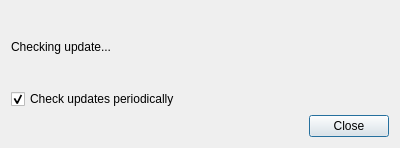
First picture: the form in src/updatecheckdialog.ui, repository jjundot/serialplot, before the edit.
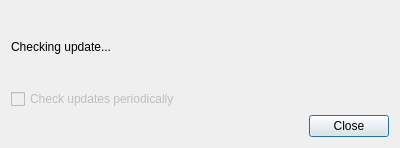
Second picture: the form after the edit.

The edit to the form file:
```diff
--- a/src/updatecheckdialog.ui
+++ b/src/updatecheckdialog.ui
@@ -26,15 +26,21 @@
    </item>
    <item>
     <widget class="QCheckBox" name="cbPeriodic">
+     <property name="enabled">
+      <bool>false</bool>
+     </property>
      <property name="toolTip">
       <string>Updates will be checked only once a day at first start of the application</string>
      </property>
      <property name="text">
       <string>Check updates periodically</string>
      </property>
-     <property name="checked">
+     <property name="checkable">
       <bool>true</bool>
      </property>
+     <property name="checked">
+      <bool>false</bool>
+     </property>
     </widget>
    </item>
    <item>
```
